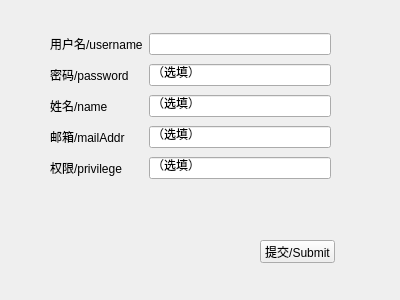
Above: src_client/modify_profile.ui from RebeccaPan/Train_Ticket before the change. Below: the same form after it.
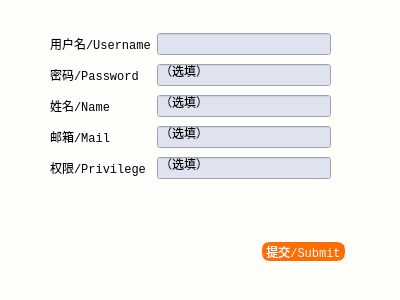
That is the form after the change.

Patch:
```diff
--- a/src_client/modify_profile.ui
+++ b/src_client/modify_profile.ui
@@ -10,9 +10,32 @@
     <height>300</height>
    </rect>
   </property>
+  <property name="font">
+   <font>
+    <family>Consolas</family>
+   </font>
+  </property>
   <property name="windowTitle">
    <string>修改用户 Modify Profile</string>
   </property>
+  <property name="styleSheet">
+   <string notr="true">QWidget{background-color: rgb(254,255,250);}
+
+QPushButton {
+	font:10pt &quot;Consolas&quot;;
+	border:2px groove white;border-radius:10px;padding:2px 4px;
+	background-color: rgb(255,108,0);color: rgb(255,255,255);
+}
+
+QLabel {
+	font:10pt &quot;Consolas&quot;;
+}
+
+QLineEdit {
+	font:10pt &quot;Consolas&quot;;
+	background-color: rgb(223,227,239);
+}</string>
+  </property>
   <widget class="QWidget" name="gridLayoutWidget">
    <property name="geometry">
     <rect>
@@ -26,7 +49,7 @@
     <item row="1" column="0">
      <widget class="QLabel" name="label_2_p">
       <property name="text">
-       <string>密码/password</string>
+       <string>密码/Password</string>
       </property>
      </widget>
     </item>
@@ -64,28 +87,28 @@
     <item row="4" column="0">
      <widget class="QLabel" name="label_5_g">
       <property name="text">
-       <string>权限/privilege</string>
+       <string>权限/Privilege</string>
       </property>
      </widget>
     </item>
     <item row="3" column="0">
      <widget class="QLabel" name="label_4_m">
       <property name="text">
-       <string>邮箱/mailAddr</string>
+       <string>邮箱/Mail</string>
       </property>
      </widget>
     </item>
     <item row="0" column="0">
      <widget class="QLabel" name="label_1_u">
       <property name="text">
-       <string>用户名/username</string>
+       <string>用户名/Username</string>
       </property>
      </widget>
     </item>
     <item row="2" column="0">
      <widget class="QLabel" name="label_3_n">
       <property name="text">
-       <string>姓名/name</string>
+       <string>姓名/Name</string>
       </property>
      </widget>
     </item>
@@ -96,7 +119,7 @@
     <rect>
      <x>260</x>
      <y>240</y>
-     <width>75</width>
+     <width>87</width>
      <height>23</height>
     </rect>
    </property>
```
